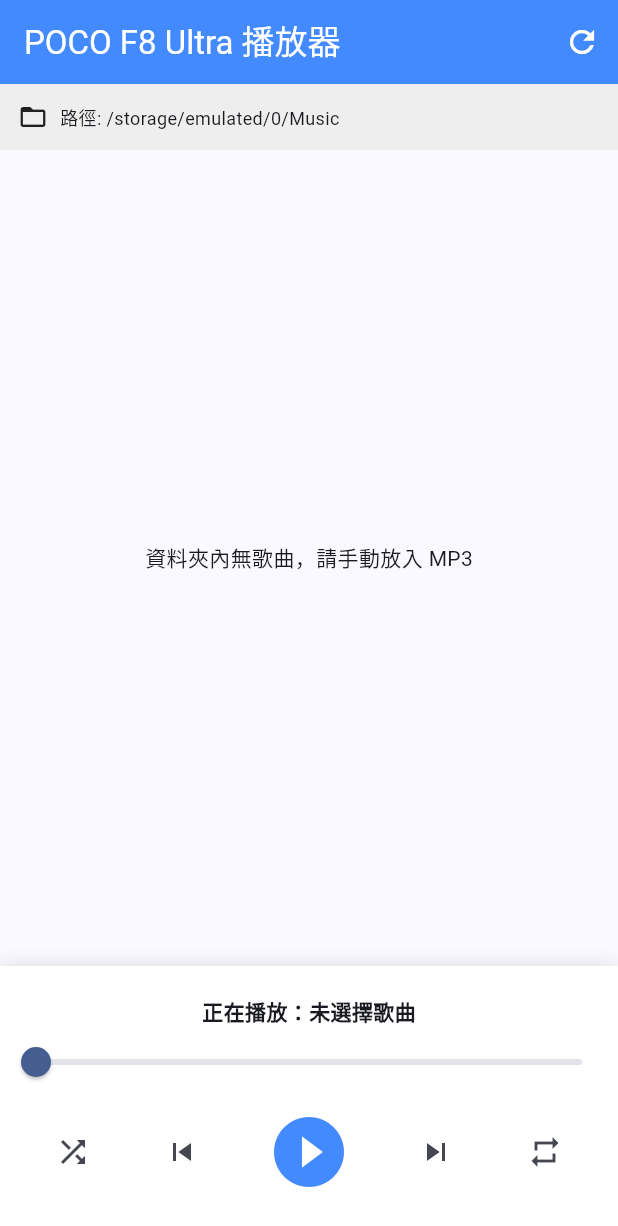
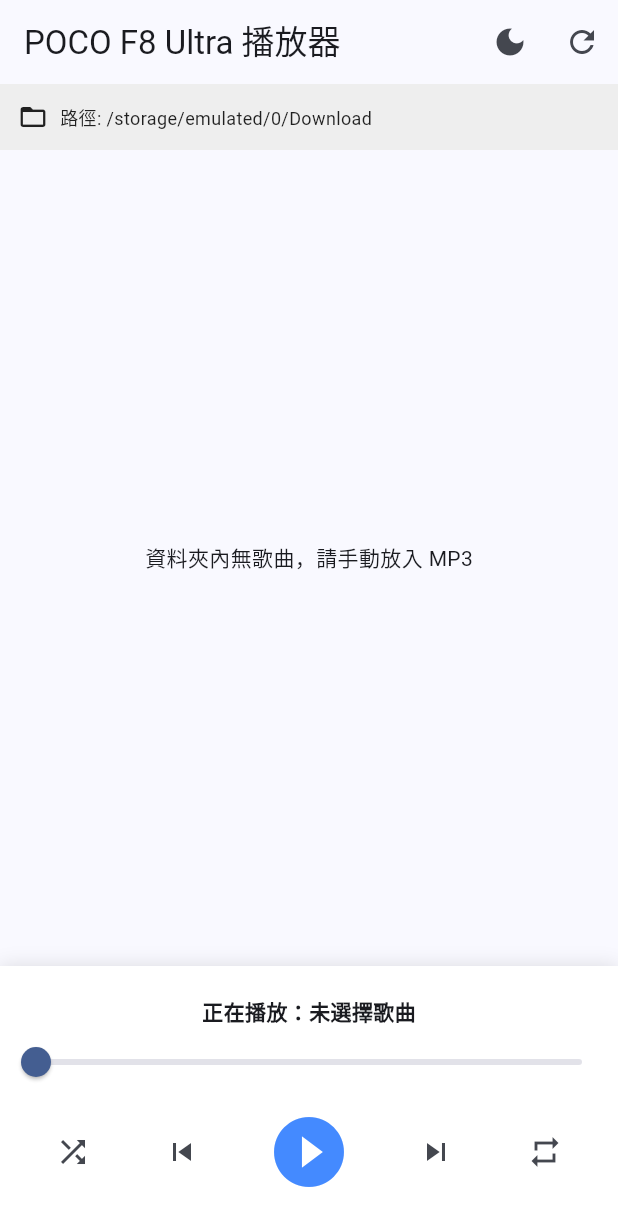
Before and after one commit to lv1codeman/flutter_application_1, a Flutter app: the screen it shows after launch, on a phone screen of 412 x 824 dp. Shown: the top 1226 px of the screen. Run offline on Flutter 3.47's test engine with Material 3 defaults, Android fonts, the phone set to English and light mode, and no system bars; our stand-ins replace logger, permission_handler.

Commit message:
T2-1 done

```diff
--- a/lib/main.dart
+++ b/lib/main.dart
@@ -7,21 +7,61 @@ void main() {
   runApp(const MyMusicPlayer());
 }
 
-class MyMusicPlayer extends StatelessWidget {
+class MyMusicPlayer extends StatefulWidget {
   const MyMusicPlayer({super.key});
+
+  @override
+  State<MyMusicPlayer> createState() => _MyMusicPlayerState();
+}
+
+class _MyMusicPlayerState extends State<MyMusicPlayer> {
+  // T2-1: 用來控制主題模式的變數
+  ThemeMode _themeMode = ThemeMode.light;
+
+  void _toggleTheme() {
+    setState(() {
+      _themeMode = _themeMode == ThemeMode.light
+          ? ThemeMode.dark
+          : ThemeMode.light;
+    });
+    Log.i("主題切換為: ${_themeMode.name}");
+  }
 
   @override
   Widget build(BuildContext context) {
     return MaterialApp(
       debugShowCheckedModeBanner: false,
-      theme: ThemeData(useMaterial3: true, colorSchemeSeed: Colors.blueAccent),
-      home: const MusicPlayerHome(),
+      // 定義淺色主題
+      theme: ThemeData(
+        useMaterial3: true,
+        colorSchemeSeed: Colors.blueAccent,
+        brightness: Brightness.light,
+      ),
+      // 定義深色主題
+      darkTheme: ThemeData(
+        useMaterial3: true,
+        colorSchemeSeed: Colors.blueAccent,
+        brightness: Brightness.dark,
+      ),
+      // 根據變數決定目前主題
+      themeMode: _themeMode,
+      home: MusicPlayerHome(
+        onThemeToggle: _toggleTheme,
+        currentThemeMode: _themeMode,
+      ),
     );
   }
 }
 
 class MusicPlayerHome extends StatefulWidget {
-  const MusicPlayerHome({super.key});
+  final VoidCallback onThemeToggle; // 接收切換主題的函式
+  final ThemeMode currentThemeMode;
+
+  const MusicPlayerHome({
+    super.key,
+    required this.onThemeToggle,
+    required this.currentThemeMode,
+  });
 
   @override
   State<MusicPlayerHome> createState() => _MusicPlayerHomeState();
@@ -99,12 +139,17 @@ class _MusicPlayerHomeState extends State<MusicPlayerHome> {
 
   @override
   Widget build(BuildContext context) {
+    final isDark = widget.currentThemeMode == ThemeMode.dark;
+
     return Scaffold(
       appBar: AppBar(
         title: const Text('POCO F8 Ultra 播放器'),
-        backgroundColor: Colors.blueAccent,
-        foregroundColor: Colors.white,
         actions: [
+          // T2-1: 切換主題按鈕
+          IconButton(
+            icon: Icon(isDark ? Icons.light_mode : Icons.dark_mode),
+            onPressed: widget.onThemeToggle,
+          ),
           IconButton(icon: const Icon(Icons.refresh), onPressed: _scanMusic),
         ],
       ),
@@ -113,14 +158,17 @@ class _MusicPlayerHomeState extends State<MusicPlayerHome> {
           // 路徑顯示區
           Container(
             padding: const EdgeInsets.all(12),
-            color: Colors.grey[200],
-            child: const Row(
+            color: isDark ? Colors.grey[900] : Colors.grey[200],
+            child: Row(
               children: [
                 Icon(Icons.folder_open, size: 20),
                 SizedBox(width: 8),
                 Text(
-                  '路徑: /storage/emulated/0/Music',
-                  style: TextStyle(fontSize: 12),
+                  '路徑: /storage/emulated/0/Download',
+                  style: TextStyle(
+                    fontSize: 12,
+                    color: isDark ? Colors.white70 : Colors.black87,
+                  ),
                 ),
               ],
             ),
@@ -134,7 +182,10 @@ class _MusicPlayerHomeState extends State<MusicPlayerHome> {
                     itemCount: _musicFiles.length,
                     itemBuilder: (context, index) {
                       return ListTile(
-                        leading: const Icon(Icons.music_note),
+                        leading: Icon(
+                          Icons.music_note,
+                          color: isDark ? Colors.blue[200] : Colors.blueAccent,
+                        ),
                         title: Text(_musicFiles[index]),
                         selected: _currentSong == _musicFiles[index],
                         onTap: () {
```
